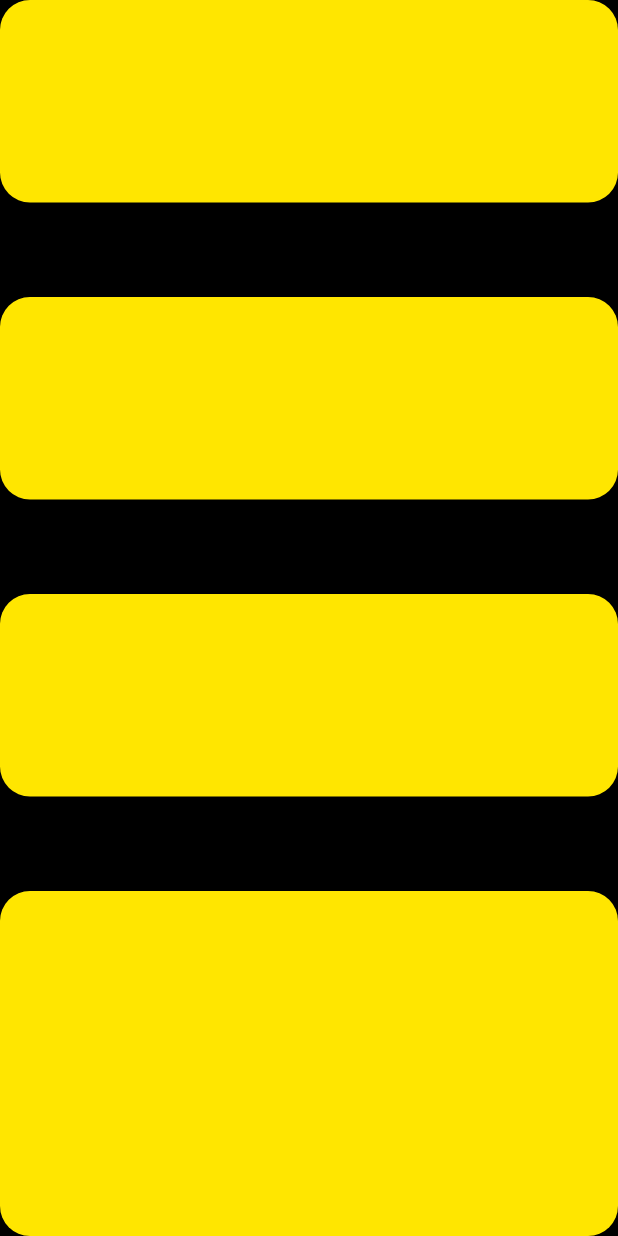
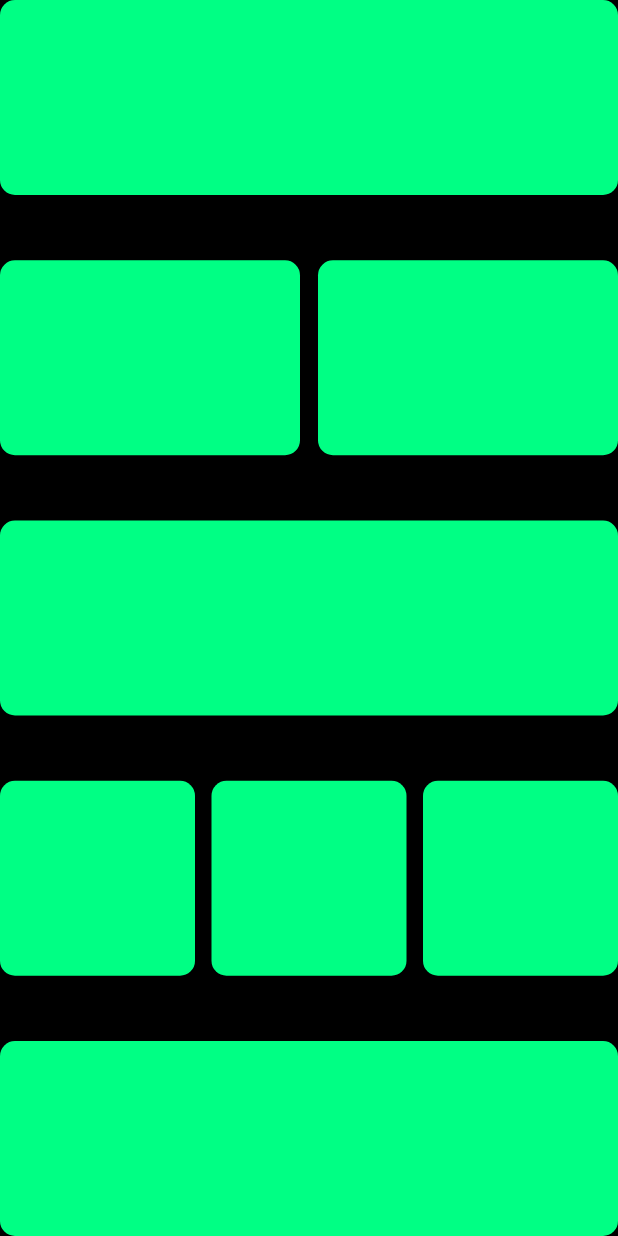
Before and after one commit to binura12/Test_Flutter_App, a Flutter app: the screen it shows after launch, on a phone screen of 412 x 824 dp. Run offline on Flutter 3.47's test engine with Material 3 defaults, Android fonts, the phone set to English and light mode, and no system bars.

Commit message:
layout change

```diff
--- a/lib/main.dart
+++ b/lib/main.dart
@@ -18,36 +18,70 @@ class MyApp extends StatelessWidget {
             mainAxisAlignment: MainAxisAlignment.spaceBetween,
             children: [
               Container(
-                height: 135,
+                height: 130,
                 width: double.infinity,
                 decoration: BoxDecoration(
-                  color: const Color.fromARGB(255, 255, 230, 0),
-                  borderRadius: BorderRadius.circular(20),
-                ),
+                    color: const Color.fromARGB(255, 0, 255, 132),
+                    borderRadius: BorderRadius.circular(10)),
+              ),
+              Row(
+                mainAxisAlignment: MainAxisAlignment.spaceBetween,
+                children: [
+                  Container(
+                    height: 130,
+                    width: 200,
+                    decoration: BoxDecoration(
+                        color: const Color.fromARGB(255, 0, 255, 132),
+                        borderRadius: BorderRadius.circular(10)),
+                  ),
+                  Container(
+                    height: 130,
+                    width: 200,
+                    decoration: BoxDecoration(
+                        color: const Color.fromARGB(255, 0, 255, 132),
+                        borderRadius: BorderRadius.circular(10)),
+                  )
+                ],
               ),
               Container(
-                height: 135,
+                height: 130,
                 width: double.infinity,
                 decoration: BoxDecoration(
-                  color: const Color.fromARGB(255, 255, 230, 0),
-                  borderRadius: BorderRadius.circular(20),
-                ),
+                    color: const Color.fromARGB(255, 0, 255, 132),
+                    borderRadius: BorderRadius.circular(10)),
+              ),
+              Row(
+                mainAxisAlignment: MainAxisAlignment.spaceBetween,
+                children: [
+                  Container(
+                    height: 130,
+                    width: 130,
+                    decoration: BoxDecoration(
+                        color: const Color.fromARGB(255, 0, 255, 132),
+                        borderRadius: BorderRadius.circular(10)),
+                  ),
+                  Container(
+                    height: 130,
+                    width: 130,
+                    decoration: BoxDecoration(
+                        color: const Color.fromARGB(255, 0, 255, 132),
+                        borderRadius: BorderRadius.circular(10)),
+                  ),
+                  Container(
+                    height: 130,
+                    width: 130,
+                    decoration: BoxDecoration(
+                        color: const Color.fromARGB(255, 0, 255, 132),
+                        borderRadius: BorderRadius.circular(10)),
+                  )
+                ],
               ),
               Container(
-                height: 135,
+                height: 130,
                 width: double.infinity,
                 decoration: BoxDecoration(
-                  color: const Color.fromARGB(255, 255, 230, 0),
-                  borderRadius: BorderRadius.circular(20),
-                ),
-              ),
-              Container(
-                height: 230,
-                width: double.infinity,
-                decoration: BoxDecoration(
-                  color: const Color.fromARGB(255, 255, 230, 0),
-                  borderRadius: BorderRadius.circular(20),
-                ),
+                    color: const Color.fromARGB(255, 0, 255, 132),
+                    borderRadius: BorderRadius.circular(10)),
               )
             ],
           ),
```
